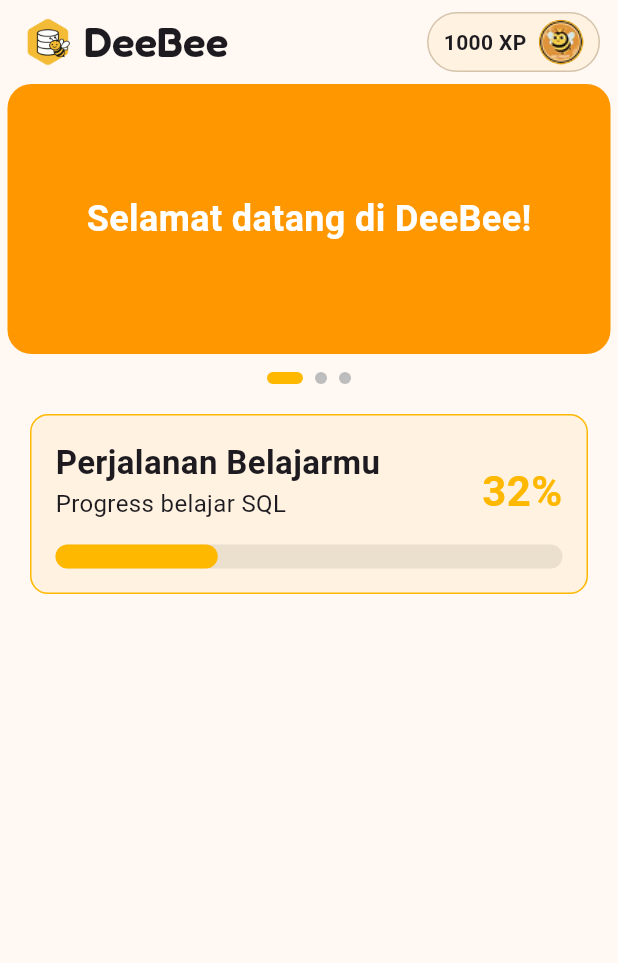
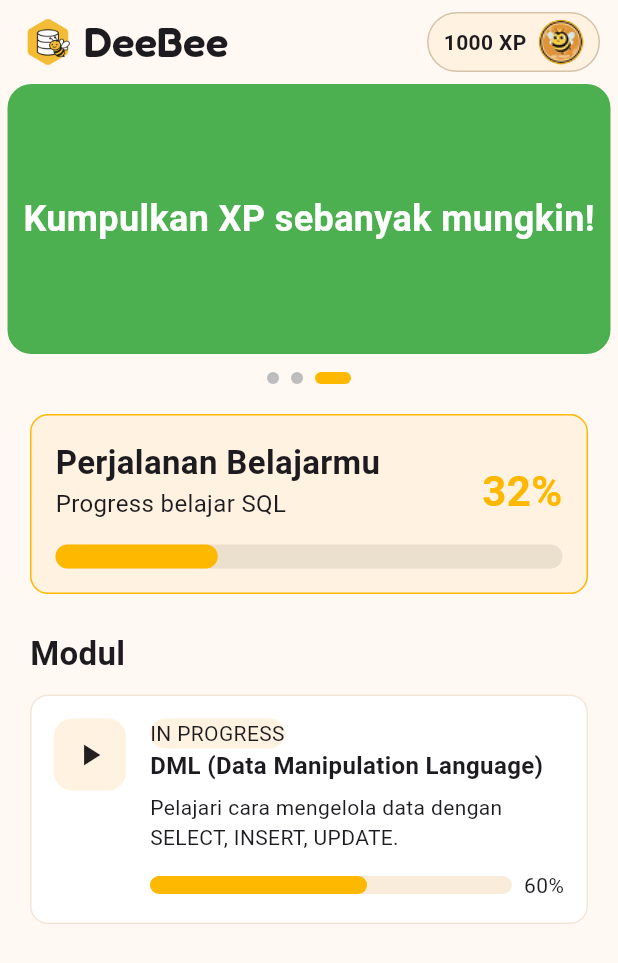
Before and after one commit to clarazefanya/DeeBee, a Flutter app: the screen it shows after launch, on a phone screen of 412 x 824 dp. Shown: the top 963 px of the screen. Run offline on Flutter 3.47's test engine with Material 3 defaults, Android fonts, the phone set to English and light mode, and no system bars.

Commit message:
feat: rapihin file

```diff
--- a/lib/components/components.dart
+++ b/lib/components/components.dart
@@ -96,13 +96,13 @@ class _TextFieldComponentState extends State<TextFieldComponent> {
 class ButtonComponent extends StatefulWidget {
   final String text;
   final Color bgcolor;
-  // final VoidCallback onPressed;
+  final VoidCallback onPressed;
 
   const ButtonComponent({
     super.key,
     required this.text,
     required this.bgcolor,
-    // required this.onPressed,
+    required this.onPressed,
   });
 
   @override
@@ -116,7 +116,7 @@ class _ButtonComponentState extends State<ButtonComponent> {
       width: double.infinity,
       height: 50,
       child: ElevatedButton(
-        onPressed: () {},
+        onPressed: widget.onPressed,
         style: ElevatedButton.styleFrom(
           backgroundColor: widget.bgcolor,
           shape: RoundedRectangleBorder(
--- a/lib/constants/colors.dart
+++ b/lib/constants/colors.dart
@@ -9,7 +9,7 @@ class AppColors {
 
   static const Color borderBrown = Color(0xFF514532); //dari login register
   static const Color borderLightBrown = Color(0xFFD5C4AB); //dari gameplay
-  static const Color borderCream = Color(0xFFF3E6D6); //dari hoeme
+  static const Color borderCream = Color(0xFFF3E6D6); //dari home
 
   // static const Color textPrimary = Color(0xFF222222);
   // static const Color textSecondary = Color(0xFF757575);
--- a/lib/home.dart
+++ /dev/null
@@ -1,152 +0,0 @@
-import 'package:deebee_user/components/components.dart';
-import 'package:deebee_user/constants/colors.dart';
-import 'package:flutter/material.dart';
-
-class Home extends StatefulWidget {
-  const Home({super.key});
-
-  @override
-  State<Home> createState() => _HomeState();
-}
-
-class _HomeState extends State<Home> {
-  //variable dots carousel
-  final PageController controller = PageController();
-  int currentPage = 0;
-
-  @override
-  Widget build(BuildContext context) {
-    return Scaffold(
-      backgroundColor: AppColors.background,
-      appBar: DeebeeAppbar(isGameplay: false),
-      body: ListView(
-        children: [
-          // CAROUSEL
-          SizedBox(
-            height: 180,
-
-            child: PageView(
-              controller: controller,
-              onPageChanged: (index) {
-                setState(() {
-                  currentPage = index;
-                });
-              },
-              //banner
-              children: [
-                banner(color: Colors.orange, text: "Selamat datang di DeeBee!"),
-                banner(color: Colors.blue, text: "Belajar SQL lebih seru 🚀"),
-                banner(
-                  color: Colors.green,
-                  text: "Kumpulkan XP sebanyak mungkin!",
-                ),
-              ],
-            ),
-          ),
-          SizedBox(height: 12),
-          //dots carousel
-          Row(
-            mainAxisAlignment: MainAxisAlignment.center,
-            children: List.generate(3, (index) {
-              return AnimatedContainer(
-                duration: Duration(milliseconds: 250),
-                margin: EdgeInsets.symmetric(horizontal: 4),
-                width: currentPage == index ? 24 : 8,
-                height: 8,
-                decoration: BoxDecoration(
-                  color: currentPage == index
-                      ? AppColors.primaryHoney
-                      : Colors.grey.shade400,
-                  borderRadius: BorderRadius.circular(999),
-                ),
-              );
-            }),
-          ),
-
-          Padding(
-            padding: const EdgeInsets.all(20),
-            child: Column(
-              children: [
-                // PROGRESS BAR PERJALANAN BELAJARMU
-                Container(
-                  padding: EdgeInsets.all(16),
-                  decoration: BoxDecoration(
-                    color: AppColors.primaryCream,
-                    borderRadius: BorderRadius.circular(12),
-                    border: Border.all(color: AppColors.primaryHoney),
-                  ),
-                  //column tulisan dan progress bar
-                  child: Column(
-                    children: [
-                      //row text dan angka progress
-                      Row(
-                        crossAxisAlignment: CrossAxisAlignment.end,
-                        children: [
-                          //column main text dan subtext
-                          Column(
-                            crossAxisAlignment: CrossAxisAlignment.start,
-                            children: [
-                              Text(
-                                "Perjalanan Belajarmu",
-                                style: TextStyle(
-                                  fontWeight: FontWeight.bold,
-                                  fontSize: 22,
-                                ),
-                              ),
-                              Text(
-                                "Progress belajar SQL",
-                                style: TextStyle(fontSize: 16),
-                              ),
-                            ],
-                          ),
-                          Spacer(),
-                          Text(
-                            "32%",
-                            style: TextStyle(
-                              color: AppColors.primaryHoney,
-                              fontWeight: FontWeight.bold,
-                              fontSize: 28,
-                            ),
-                          ),
-                        ],
-                      ),
-                      SizedBox(height: 16),
-                      LinearProgressIndicator(
-                        value: 0.32,
-                        backgroundColor: const Color(0xFFEBDFCE),
-                        color: AppColors.primaryHoney,
-                        borderRadius: BorderRadius.circular(9999),
-                        minHeight: 16,
-                      ),
-                    ],
-                  ),
-                ),
-              ],
-            ),
-          ),
-        ],
-      ),
-    );
-  }
-}
-
-Widget banner({required Color color, required String text}) {
-  return Container(
-    margin: EdgeInsets.symmetric(horizontal: 5),
-    decoration: BoxDecoration(
-      color: color,
-      borderRadius: BorderRadius.circular(16),
-    ),
-
-    alignment: Alignment.center,
-
-    child: Text(
-      text,
-      style: TextStyle(
-        color: Colors.white,
-        fontSize: 24,
-        fontWeight: FontWeight.bold,
-      ),
-    ),
-  );
-}
--- a/lib/main.dart
+++ b/lib/main.dart
@@ -1,4 +1,4 @@
-import 'package:deebee_user/home.dart';
+import 'package:deebee_user/views/home.dart';
 import 'package:flutter/material.dart';
 
 void main() {
--- /dev/null
+++ b/lib/views/home.dart
@@ -0,0 +1,282 @@
+import 'dart:async';
+
+import 'package:deebee_user/components/components.dart';
+import 'package:deebee_user/constants/colors.dart';
+import 'package:flutter/material.dart';
+
+class Home extends StatefulWidget {
+  const Home({super.key});
+
+  @override
+  State<Home> createState() => _HomeState();
+}
+
+class _HomeState extends State<Home> {
+  //variable dots carousel
+  final PageController pageControl = PageController();
+  late Timer timer;
+  int currentPage = 0;
+
+  //auto slide carousel
+  @override
+  void initState() {
+    super.initState();
+
+    timer = Timer.periodic(const Duration(seconds: 3), (timer) {
+      currentPage++;
+
+      if (currentPage > 2) {
+        currentPage = 0;
+      }
+
+      pageControl.animateToPage(
+        currentPage,
+        duration: const Duration(milliseconds: 400),
+        curve: Curves.easeInOut,
+      );
+    });
+  }
+
+  @override
+  void dispose() {
+    timer.cancel();
+    pageControl.dispose();
+    super.dispose();
+  }
+
+  @override
+  Widget build(BuildContext context) {
+    return Scaffold(
+      backgroundColor: AppColors.background,
+      appBar: DeebeeAppbar(isGameplay: false),
+      body: ListView(
+        children: [
+          // CAROUSEL
+          SizedBox(
+            height: 180,
+
+            child: PageView(
+              controller: pageControl,
+              onPageChanged: (index) {
+                setState(() {
+                  currentPage = index;
+                });
+              },
+              //banner
+              children: [
+                banner(color: Colors.orange, text: "Selamat datang di DeeBee!"),
+                banner(color: Colors.blue, text: "Belajar SQL lebih seru 🚀"),
+                banner(
+                  color: Colors.green,
+                  text: "Kumpulkan XP sebanyak mungkin!",
+                ),
+              ],
+            ),
+          ),
+          SizedBox(height: 12),
+          //dots carousel
+          Row(
+            mainAxisAlignment: MainAxisAlignment.center,
+            children: List.generate(3, (index) {
+              return AnimatedContainer(
+                duration: Duration(milliseconds: 250),
+                margin: EdgeInsets.symmetric(horizontal: 4),
+                width: currentPage == index ? 24 : 8,
+                height: 8,
+                decoration: BoxDecoration(
+                  color: currentPage == index
+                      ? AppColors.primaryHoney
+                      : Colors.grey.shade400,
+                  borderRadius: BorderRadius.circular(999),
+                ),
+              );
+            }),
+          ),
+
+          Padding(
+            padding: const EdgeInsets.all(20),
+            child: Column(
+              crossAxisAlignment: CrossAxisAlignment.start,
+              children: [
+                // PROGRESS BAR PERJALANAN BELAJARMU
+                Container(
+                  padding: EdgeInsets.all(16),
+                  decoration: BoxDecoration(
+                    color: AppColors.primaryCream,
+                    borderRadius: BorderRadius.circular(12),
+                    border: Border.all(color: AppColors.primaryHoney),
+                  ),
+                  //column tulisan dan progress bar
+                  child: Column(
+                    children: [
+                      //row text dan angka progress
+                      Row(
+                        crossAxisAlignment: CrossAxisAlignment.end,
+                        children: [
+                          //column main text dan subtext
+                          Column(
+                            crossAxisAlignment: CrossAxisAlignment.start,
+                            children: [
+                              Text(
+                                "Perjalanan Belajarmu",
+                                style: TextStyle(
+                                  fontWeight: FontWeight.bold,
+                                  fontSize: 22,
+                                ),
+                              ),
+                              Text(
+                                "Progress belajar SQL",
+                                style: TextStyle(fontSize: 16),
+                              ),
+                            ],
+                          ),
+                          Spacer(),
+                          Text(
+                            "32%",
+                            style: TextStyle(
+                              color: AppColors.primaryHoney,
+                              fontWeight: FontWeight.bold,
+                              fontSize: 28,
+                            ),
+                          ),
+                        ],
+                      ),
+                      SizedBox(height: 16),
+                      LinearProgressIndicator(
+                        value: 0.32,
+                        backgroundColor: const Color(0xFFEBDFCE),
+                        color: AppColors.primaryHoney,
+                        borderRadius: BorderRadius.circular(9999),
+                        minHeight: 16,
+                      ),
+                    ],
+                  ),
+                ),
+                SizedBox(height: 24),
+
+                // MODUL
+                Text(
+                  "Modul",
+                  textAlign: TextAlign.left,
+                  style: TextStyle(fontWeight: FontWeight.bold, fontSize: 22),
+                ),
+                SizedBox(height: 12),
+
+                ListView.builder(
+                  shrinkWrap: true,
+                  physics: NeverScrollableScrollPhysics(),
+                  itemCount: 1,
+                  itemBuilder: (BuildContext context, int index) {
+                    return Card(
+                      color: Colors.white,
+                      margin: EdgeInsets.zero,
+                      elevation: 0,
+                      shape: RoundedRectangleBorder(
+                        borderRadius: BorderRadius.circular(12),
+                        side: BorderSide(color: AppColors.borderCream),
+                      ),
+                      child: Padding(
+                        padding: const EdgeInsets.all(16),
+                        child: Row(
+                          crossAxisAlignment: CrossAxisAlignment.start,
+                          children: [
+                            //icon box
+                            Container(
+                              padding: const EdgeInsets.all(12),
+                              decoration: BoxDecoration(
+                                color: AppColors.primaryCream,
+                                borderRadius: BorderRadius.circular(12),
+                              ),
+                              child: const Icon(Icons.play_arrow),
+                            ),
+                            SizedBox(width: 16),
+
+                            //right side
+                            Expanded(
+                              child: Column(
+                                crossAxisAlignment: CrossAxisAlignment.start,
+                                children: [
+                                  //status
+                                  Container(
+                                    decoration: BoxDecoration(
+                                      color: AppColors.primaryCream,
+                                      borderRadius: BorderRadius.circular(9999),
+                                    ),
+                                    child: Text("IN PROGRESS"),
+                                  ),
+
+                                  //title
+                                  Text(
+                                    "DML (Data Manipulation Language)",
+                                    style: TextStyle(
+                                      fontWeight: FontWeight.bold,
+                                      fontSize: 16,
+                                    ),
+                                  ),
+                                  SizedBox(height: 6),
+
+                                  //desc
+                                  Text(
+                                    "Pelajari cara mengelola data dengan SELECT, INSERT, UPDATE.",
+                                  ),
+                                  SizedBox(height: 12),
+
+                                  //progress bar
+                                  Row(
+                                    children: [
+                                      Expanded(
+                                        child: LinearProgressIndicator(
+                                          value: 0.60,
+                                          minHeight: 12,
+                                          backgroundColor: const Color(
+                                            0xFFF9ECDB,
+                                          ),
+                                          color: AppColors.primaryHoney,
+                                          borderRadius: BorderRadius.circular(
+                                            999,
+                                          ),
+                                        ),
+                                      ),
+                                      SizedBox(width: 8),
+
+                                      Text("60%"),
+                                    ],
+                                  ),
+                                ],
+                              ),
+                            ),
+                          ],
+                        ),
+                      ),
+                    );
+                  },
+                ),
+              ],
+            ),
+          ),
+        ],
+      ),
+    );
+  }
+}
+
+Widget banner({required Color color, required String text}) {
+  return Container(
+    margin: EdgeInsets.symmetric(horizontal: 5),
+    decoration: BoxDecoration(
+      color: color,
+      borderRadius: BorderRadius.circular(16),
+    ),
+
+    alignment: Alignment.center,
+
+    child: Text(
+      text,
+      style: TextStyle(
+        color: Colors.white,
+        fontSize: 24,
+        fontWeight: FontWeight.bold,
+      ),
+    ),
+  );
+}
--- a/lib/login.dart
+++ b/lib/views/login.dart
@@ -1,7 +1,7 @@
 import 'package:deebee_user/components/components.dart';
 import 'package:deebee_user/constants/colors.dart';
 import 'package:deebee_user/extension/navigator.dart';
-import 'package:deebee_user/register.dart';
+import 'package:deebee_user/views/register.dart';
 import 'package:flutter/material.dart';
 
 class Login extends StatefulWidget {
@@ -12,7 +12,8 @@ class Login extends StatefulWidget {
 }
 
 class _LoginState extends State<Login> {
-  final _formKey = GlobalKey<FormState>();
+  //validator form
+  final _loginFormKey = GlobalKey<FormState>();
   final TextEditingController emailController = TextEditingController();
   final TextEditingController passwordController = TextEditingController();
 
@@ -73,6 +74,7 @@ class _LoginState extends State<Login> {
 
               //input form login
               Form(
+                key: _loginFormKey,
                 child: Column(
                   crossAxisAlignment: CrossAxisAlignment.start,
                   children: [
@@ -121,6 +123,7 @@ class _LoginState extends State<Login> {
                     ButtonComponent(
                       text: "Masuk",
                       bgcolor: AppColors.primaryHoney,
+                      onPressed: () {},
                     ),
                     SizedBox(height: 16),
                   ],
--- a/lib/register.dart
+++ b/lib/views/register.dart
@@ -1,7 +1,7 @@
 import 'package:deebee_user/components/components.dart';
 import 'package:deebee_user/constants/colors.dart';
 import 'package:deebee_user/extension/navigator.dart';
-import 'package:deebee_user/login.dart';
+import 'package:deebee_user/views/login.dart';
 import 'package:flutter/material.dart';
 
 class Register extends StatefulWidget {
@@ -21,7 +21,7 @@ class _RegisterState extends State<Register> {
   int? selectedAvatar;
 
   //validator form
-  final _formKey = GlobalKey<FormState>();
+  final _registerFormKey = GlobalKey<FormState>();
   final TextEditingController nameController = TextEditingController();
   final TextEditingController emailController = TextEditingController();
   final TextEditingController passwordController = TextEditingController();
@@ -88,6 +88,7 @@ class _RegisterState extends State<Register> {
 
               //input form register
               Form(
+                key: _registerFormKey,
                 child: Column(
                   crossAxisAlignment: CrossAxisAlignment.start,
                   children: [
@@ -193,6 +194,7 @@ class _RegisterState extends State<Register> {
                     ButtonComponent(
                       text: "Daftar",
                       bgcolor: AppColors.primaryHoney,
+                      onPressed: () {},
                     ),
                     SizedBox(height: 16),
                   ],
--- a/lib/test.dart
+++ b/lib/views/test.dart
@@ -20,13 +20,18 @@ class _testState extends State<Test> {
             children: [
               //test 2 button
               Expanded(
-                child: ButtonComponent(text: "button 1", bgcolor: Colors.white),
+                child: ButtonComponent(
+                  text: "button 1",
+                  bgcolor: Colors.white,
+                  onPressed: () {},
+                ),
               ),
               SizedBox(width: 5),
               Expanded(
                 child: ButtonComponent(
                   text: "button2",
                   bgcolor: AppColors.primaryHoney,
+                  onPressed: () {},
                 ),
               ),
             ],
```
Also changed, not shown: lib/data/dummy_data.dart (+33 -0 lines), 1 other file.
